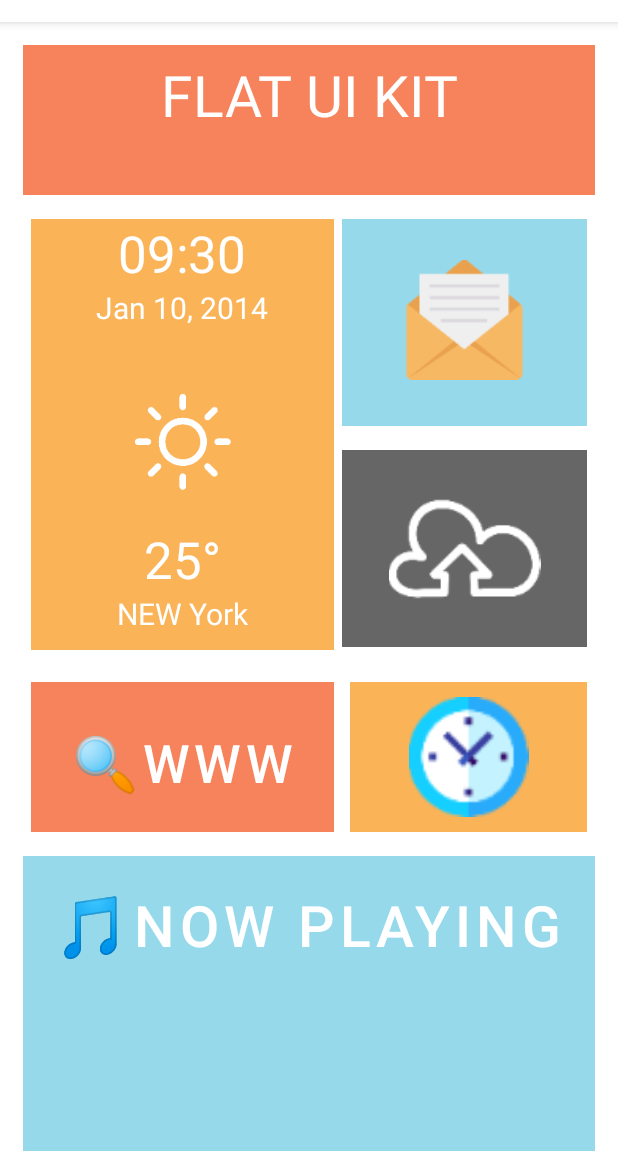
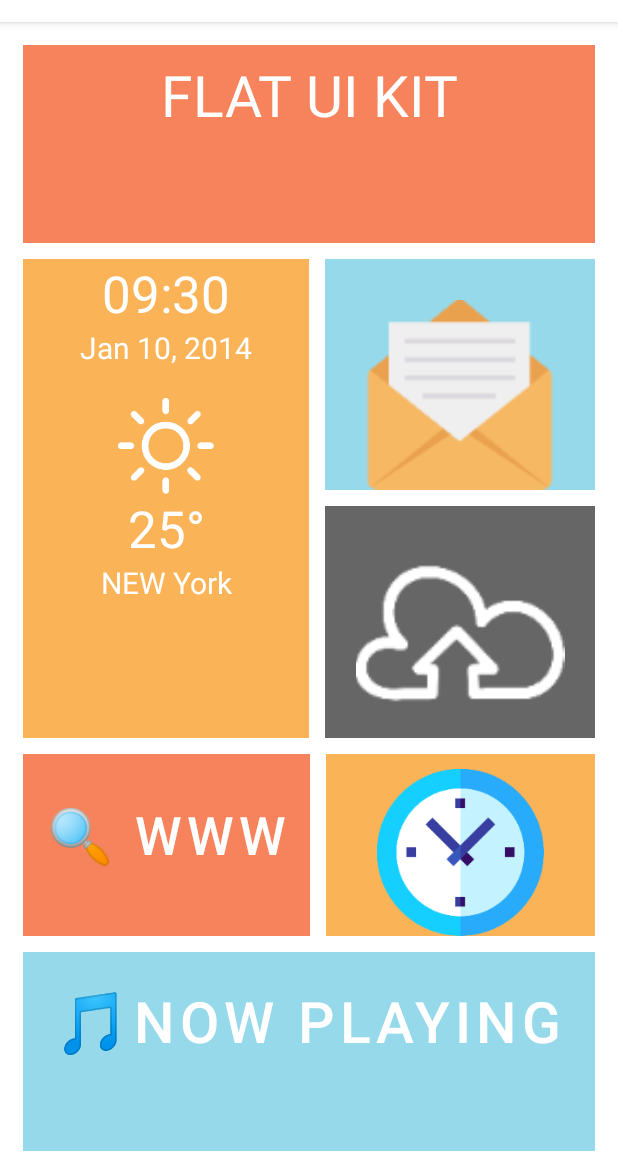
Before and after one commit to Afraim/cse438layout1, an Android app: the screen it shows after launch (MainActivity), on a phone screen of 412 x 824 dp, the part 62-1236 px from its top. Run offline under Robolectric (Android 15) with nearby library versions, the phone set to English and light mode, and no system bars.

Commit message:
19-07-2021: Resized with layout_weight. Looks complete now

```diff
--- a/app/src/main/res/layout/activity_main.xml
+++ b/app/src/main/res/layout/activity_main.xml
@@ -1,6 +1,5 @@
 <?xml version="1.0" encoding="utf-8"?>
 <LinearLayout xmlns:android="http://schemas.android.com/apk/res/android"
-    xmlns:app="http://schemas.android.com/apk/res-auto"
     xmlns:tools="http://schemas.android.com/tools"
     android:layout_width="match_parent"
     android:layout_height="match_parent"
@@ -10,12 +9,13 @@
     android:background="@color/white">
     <FrameLayout
         android:layout_width="match_parent"
-        android:layout_height="100dp"
+        android:layout_height="0dp"
+        android:layout_weight="1"
         android:background="@color/orange"
         android:layout_margin="5dp">
         <TextView
             android:layout_width="match_parent"
-            android:layout_height="wrap_content"
+            android:layout_height="match_parent"
             android:text="@string/head"
             android:textAlignment="center"
             android:textSize="38sp"
@@ -25,15 +25,18 @@
 
     <LinearLayout
         android:layout_width="match_parent"
-        android:layout_height="wrap_content"
+        android:layout_height="0dp"
+        android:layout_weight="2.5"
         android:orientation="horizontal"
-        android:layout_margin="5dp">
+        android:baselineAligned="false">
         <LinearLayout
-            android:layout_width="202dp"
-            android:layout_height="287dp"
+            android:layout_width="0dp"
+            android:layout_height="match_parent"
+            android:layout_weight="2"
+            android:background="@color/lite_orange"
             android:layout_margin="5dp"
-            android:background="@color/lite_orange"
-            android:orientation="vertical">
+            android:orientation="vertical"
+            tools:ignore="NestedWeights">
 
             <TextView
                 android:layout_width="match_parent"
@@ -52,11 +55,11 @@
                 android:textSize="20sp" />
 
             <ImageButton
+                android:layout_width="match_parent"
+                android:layout_height="wrap_content"
+                android:layout_marginTop="20dp"
                 android:background="@android:color/transparent"
-                android:layout_width="match_parent"
-                android:layout_height="111dp"
-                android:src="@mipmap/sun"
-                android:layout_marginTop="20dp"/>
+                android:src="@mipmap/sun" />
             <TextView
                 android:layout_width="match_parent"
                 android:layout_height="wrap_content"
@@ -76,39 +79,39 @@
         </LinearLayout>
 
         <LinearLayout
-            android:layout_width="match_parent"
-            android:layout_height="290dp"
-            android:layout_marginTop="5dp"
-            android:layout_marginEnd="5dp"
+            android:layout_width="0dp"
+            android:layout_height="match_parent"
+            android:layout_weight="2"
             android:orientation="vertical">
 
             <FrameLayout
                 android:layout_width="match_parent"
-                android:layout_height="138dp"
-                android:layout_marginBottom="6dp"
+                android:layout_height="0dp"
+                android:layout_weight="1"
+                android:layout_margin="5dp"
                 android:background="@color/sky">
 
                 <ImageButton
+                    android:layout_width="match_parent"
+                    android:layout_height="match_parent"
+                    android:layout_marginTop="27dp"
                     android:background="@android:color/transparent"
-                    android:layout_width="match_parent"
-                    android:layout_height="80dp"
-                    android:layout_marginTop="27dp"
                     android:scaleType="fitCenter"
-                    android:src="@mipmap/email"
-                    />
+                    android:src="@mipmap/email" />
             </FrameLayout>
 
             <FrameLayout
                 android:layout_width="match_parent"
-                android:layout_height="131dp"
-                android:layout_marginTop="10dp"
-                android:background="@color/deep_gray">
-
+                android:layout_height="0dp"
+                android:layout_weight="1"
+                android:layout_margin="5dp"
+                android:background="@color/deep_gray"
+               >
                 <ImageButton
+                    android:layout_width="match_parent"
+                    android:layout_height="match_parent"
+                    android:layout_marginTop="15dp"
                     android:background="@android:color/transparent"
-                    android:layout_width="match_parent"
-                    android:layout_height="101dp"
-                    android:layout_marginTop="15dp"
                     android:scaleType="fitCenter"
                     android:src="@mipmap/cloud"
 
@@ -120,21 +123,21 @@
 
     <LinearLayout
         android:layout_width="match_parent"
-        android:layout_height="wrap_content"
-        android:layout_margin="5dp"
+        android:layout_height="0dp"
+        android:layout_weight="1"
         android:orientation="horizontal">
 
         <LinearLayout
-            android:layout_width="202dp"
-            android:layout_height="100dp"
+            android:layout_width="wrap_content"
+            android:layout_height="match_parent"
             android:orientation="horizontal"
             android:background="@color/orange"
             android:layout_margin="5dp">
             <Button
                 android:background="@android:color/transparent"
-                android:layout_width="match_parent"
+                android:layout_width="wrap_content"
                 android:layout_height="wrap_content"
-                android:text="🔍WWW"
+                android:text="🔍 WWW"
                 android:textColor="@color/white"
                 android:textAlignment="center"
                 android:textSize="35sp"
@@ -143,14 +146,16 @@
         </LinearLayout>
         <FrameLayout
             android:layout_width="match_parent"
-            android:layout_height="100dp"
+            android:layout_height="wrap_content"
+            android:layout_weight="1"
             android:background="@color/lite_orange"
-            android:layout_margin="5dp">
+            android:layout_margin="5dp"
+            tools:ignore="NestedWeights">
 
             <ImageButton
                 android:background="@android:color/transparent"
                 android:layout_width="match_parent"
-                android:layout_height="80dp"
+                android:layout_height="wrap_content"
                 android:layout_marginTop="10dp"
                 android:scaleType="fitCenter"
                 android:src="@mipmap/clock"
@@ -159,7 +164,8 @@
     </LinearLayout>
     <FrameLayout
         android:layout_width="match_parent"
-        android:layout_height="match_parent"
+        android:layout_height="0dp"
+        android:layout_weight="1"
         android:background="@color/sky"
         android:layout_margin="5dp">
         <Button
```
Also changed, not shown: app/src/main/res/mipmap-xxxhdpi/clock.png, 1 other file.
